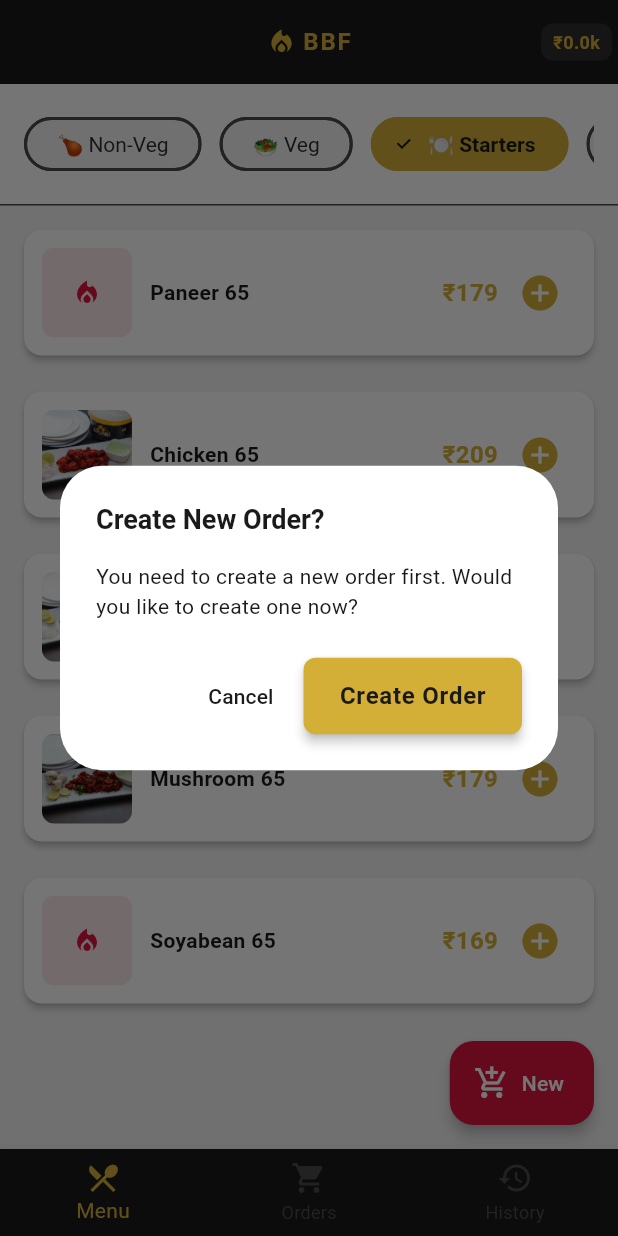
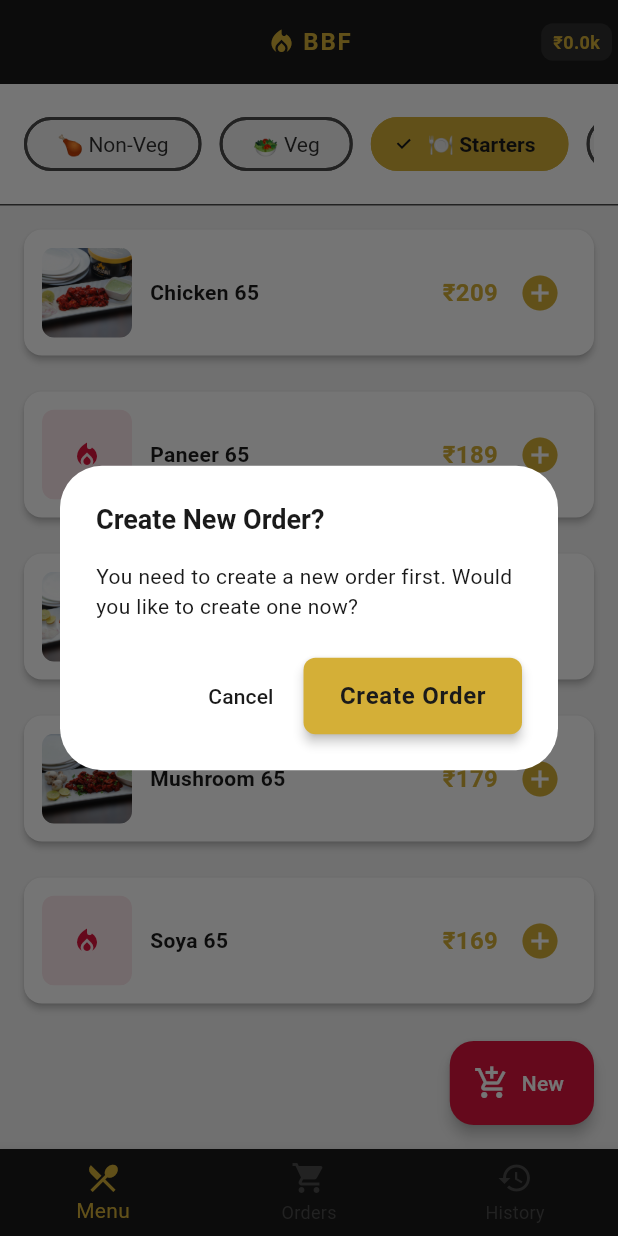
Before and after one commit to RGTechPro/fyro_invoicing, a Flutter app: the screen it shows after launch, after a tap on "🥗 Veg", after a tap on "🍽️ Starters", after a tap on the "add circle" icon, on a phone screen of 412 x 824 dp. Run offline on Flutter 3.47's test engine with Material 3 defaults, Android fonts, the phone set to English and light mode, and no system bars; our stand-ins replace flutter_riverpod, hive_flutter, pdf, printing; missing offline and left inert: dart:html, excel; accounts and stored records are empty.

Commit message:
feat: Update menu prices, add Green Chutney, and improve order item UX
Menu Price Updates (from latest menu):
Non-Veg Biryani:
- Hyderabadi Chicken: ₹299/₹498 (was ₹249/₹448)
- Hyderabadi Chicken Boneless: ₹315/₹515 (was ₹249/₹448)
- Kolkata Chicken: ₹329/₹528 (was ₹259/₹458)
- Chicken 65 Biryani: ₹305/₹505 (was ₹249/₹448)

Veg Biryani:
- Hyderabadi Paneer: ₹299/₹498 (was ₹249/₹448)
- Paneer 65 Biryani: ₹305/₹505 (was ₹249/₹448)
- Mushroom 65 Biryani: ₹289/₹488 (was ₹239/₹438)
- Aloo 65 Biryani: ₹259/₹458 (was ₹209/₹408)

Starters:
- Chicken 65: ₹209 (no change)
- Paneer 65: ₹189 (was ₹179)
- Aloo 65: ₹129 (no change)
- Mushroom 65: ₹179 (no change)
- Soya 65: ₹169 (renamed from Soyabean 65)

New Item:
- Green Chutney: ₹25 added to Extras

Order Item UX Improvements:
- Redesigned order item cards for better space utilization
- Item name on single line with ellipsis for long names
- Total price displayed prominently next to item name
- Quantity controls, unit price, and delete button on second row
- Compact layout: reduces card height by ~40%
- Better visual hierarchy: name + price first, controls second
- Touch-friendly 36x36 icon buttons
- Improved readability with proper spacing

Layout Structure (NEW):
Row 1: [Item Name (truncated)] [Total Price]
Row 2: [Serving | Unit Price] [- Qty + Delete]

Benefits:
✅ Items take less vertical space
✅ More items visible without scrolling
✅ Clear visual separation between info and actions
✅ Better for split view (menu + orders)
✅ Maintains touch-friendly tap targets
✅ Professional POS-style layout

Technical:
- Zero compilation errors
- Successful production build (28.0s)
- All prices match official menu screenshot
- Responsive at all breakpoints

```diff
--- a/lib/data/menu_data.dart
+++ b/lib/data/menu_data.dart
@@ -5,107 +5,97 @@ class MenuData {
     // Non-Veg Items
     MenuItem(
       id: 'nv_hyderabadi_chicken',
-      name: 'Hyderabadi Chicken Dum Biryani with raita',
+      name: 'Hyderabadi Chicken Dum Biryani',
       category: MenuCategory.nonVeg,
       prices: {
-        'serves1': 249.0,
-        'serves2': 448.0,
+        'serves1': 299.0,
+        'serves2': 498.0,
       },
       description:
           'Aromatic Hyderabadi style chicken dum biryani served with cooling raita',
       imagePath: 'images/Hyderbadi chicken dum biryani.jpg',
     ),
     MenuItem(
-      id: 'nv_kolkata_chicken',
-      name: 'Kolkata Chicken Dum Biryani with raita',
+      id: 'nv_boneless_hyderabadi',
+      name: 'Hyderabadi Chicken Dum Biryani (Boneless)',
       category: MenuCategory.nonVeg,
       prices: {
-        'serves1': 259.0,
-        'serves2': 458.0,
+        'serves1': 315.0,
+        'serves2': 515.0,
+      },
+      description: 'Boneless chicken Hyderabadi dum biryani with raita',
+      imagePath: 'images/Boneless Hyderabadi chicken dum biryani.jpg',
+    ),
+    MenuItem(
+      id: 'nv_kolkata_chicken',
+      name: 'Kolkata Chicken Dum Biryani',
+      category: MenuCategory.nonVeg,
+      prices: {
+        'serves1': 329.0,
+        'serves2': 528.0,
       },
       description: 'Traditional Kolkata style chicken dum biryani with raita',
       imagePath: 'images/Kolkata chicken dum biryani.jpg',
     ),
     MenuItem(
       id: 'nv_chicken_65_biryani',
-      name: 'Chicken 65 Biryani with raita',
+      name: 'Chicken 65 Biryani',
       category: MenuCategory.nonVeg,
       prices: {
-        'serves1': 249.0,
-        'serves2': 448.0,
+        'serves1': 305.0,
+        'serves2': 505.0,
       },
       description: 'Spicy chicken 65 biryani served with raita',
       imagePath: 'images/chicken 65 biryani.jpg',
     ),
-    MenuItem(
-      id: 'nv_boneless_hyderabadi',
-      name: 'Boneless Hyderabadi Chicken Dum Biryani with raita',
-      category: MenuCategory.nonVeg,
-      prices: {
-        'serves1': 249.0,
-        'serves2': 448.0,
-      },
-      description: 'Boneless chicken Hyderabadi dum biryani with raita',
-      imagePath: 'images/Boneless Hyderabadi chicken dum biryani.jpg',
-    ),
 
     // Veg Items
     MenuItem(
-      id: 'v_paneer_65_biryani',
-      name: 'Paneer 65 Biryani with raita',
+      id: 'v_hyderabadi_paneer',
+      name: 'Hyderabadi Paneer Dum Biryani',
       category: MenuCategory.veg,
       prices: {
-        'serves1': 249.0,
-        'serves2': 448.0,
+        'serves1': 299.0,
+        'serves2': 498.0,
+      },
+      description: 'Hyderabadi style paneer dum biryani with raita',
+      imagePath: 'images/Hyderbadi paneer dum biryani.jpg',
+    ),
+    MenuItem(
+      id: 'v_paneer_65_biryani',
+      name: 'Paneer 65 Biryani',
+      category: MenuCategory.veg,
+      prices: {
+        'serves1': 305.0,
+        'serves2': 505.0,
       },
       description: 'Delicious paneer 65 biryani with raita',
       imagePath: 'images/paneer 65 biryani.jpg',
     ),
     MenuItem(
-      id: 'v_hyderabadi_paneer',
-      name: 'Hyderabadi Paneer Dum Biryani with raita',
+      id: 'v_mushroom_65_biryani',
+      name: 'Mushroom 65 Biryani',
       category: MenuCategory.veg,
       prices: {
-        'serves1': 249.0,
-        'serves2': 448.0,
-      },
-      description: 'Hyderabadi style paneer dum biryani with raita',
-      imagePath: 'images/Hyderbadi paneer dum biryani.jpg',
-    ),
-    MenuItem(
-      id: 'v_mushroom_65_biryani',
-      name: 'Mushroom 65 Biryani with raita',
-      category: MenuCategory.veg,
-      prices: {
-        'serves1': 239.0,
-        'serves2': 438.0,
+        'serves1': 289.0,
+        'serves2': 488.0,
       },
       description: 'Tasty mushroom 65 biryani with raita',
       imagePath: 'images/mushroom 65 biryani.jpg',
     ),
     MenuItem(
       id: 'v_aloo_65_biryani',
-      name: 'Aloo 65 Biryani with raita',
+      name: 'Aloo 65 Biryani',
       category: MenuCategory.veg,
       prices: {
-        'serves1': 209.0,
-        'serves2': 408.0,
+        'serves1': 259.0,
+        'serves2': 458.0,
       },
       description: 'Flavorful aloo 65 biryani with raita',
       imagePath: 'images/aloo 65 biryani.jpg',
     ),
 
     // Starters
-    MenuItem(
-      id: 's_paneer_65',
-      name: 'Paneer 65',
-      category: MenuCategory.starters,
-      prices: {
-        'single': 179.0,
-      },
-      description: 'Crispy and spicy paneer 65',
-      imagePath: 'images/paneer 65.jpg',
-    ),
     MenuItem(
       id: 's_chicken_65',
       name: 'Chicken 65',
@@ -115,6 +105,16 @@ class MenuData {
       },
       description: 'Classic spicy chicken 65',
       imagePath: 'images/chicken 65.jpg',
+    ),
+    MenuItem(
+      id: 's_paneer_65',
+      name: 'Paneer 65',
+      category: MenuCategory.starters,
+      prices: {
+        'single': 189.0,
+      },
+      description: 'Crispy and spicy paneer 65',
+      imagePath: 'images/paneer 65.jpg',
     ),
     MenuItem(
       id: 's_aloo_65',
@@ -137,13 +137,13 @@ class MenuData {
       imagePath: 'images/mushroom 65.jpg',
     ),
     MenuItem(
-      id: 's_soyabean_65',
-      name: 'Soyabean 65',
+      id: 's_soya_65',
+      name: 'Soya 65',
       category: MenuCategory.starters,
       prices: {
         'single': 169.0,
       },
-      description: 'Healthy and tasty soyabean 65',
+      description: 'Healthy and tasty soya 65',
     ),
 
     // Extras
@@ -159,12 +159,21 @@ class MenuData {
     ),
     MenuItem(
       id: 'e_extra_raita',
-      name: 'Extra Raita',
+      name: 'Raita',
       category: MenuCategory.extras,
       prices: {
         'single': 25.0,
       },
       description: 'Additional raita portion',
+    ),
+    MenuItem(
+      id: 'e_green_chutney',
+      name: 'Chutney',
+      category: MenuCategory.extras,
+      prices: {
+        'single': 25.0,
+      },
+      description: 'Fresh green chutney',
     ),
     MenuItem(
       id: 'e_onion',
--- a/lib/screens/history_screen.dart
+++ b/lib/screens/history_screen.dart
@@ -77,7 +77,8 @@ class _HistoryScreenState extends ConsumerState<HistoryScreen> {
                 style: ElevatedButton.styleFrom(
                   backgroundColor: AppTheme.secondaryGold,
                   foregroundColor: AppTheme.primaryBlack,
-                  padding: const EdgeInsets.symmetric(horizontal: 16, vertical: 12),
+                  padding:
+                      const EdgeInsets.symmetric(horizontal: 16, vertical: 12),
                 ),
               ),
 
@@ -788,7 +789,8 @@ class _HistoryScreenState extends ConsumerState<HistoryScreen> {
         if (mounted) {
           ScaffoldMessenger.of(context).showSnackBar(
             SnackBar(
-              content: Text('Exported ${ordersToExport.length} orders to Excel'),
+              content:
+                  Text('Exported ${ordersToExport.length} orders to Excel'),
               backgroundColor: Colors.green,
             ),
           );
```
Also changed, not shown: lib/screens/orders_screen.dart (+64 -36 lines), lib/services/excel_export_service.dart (+36 -21 lines), 2 other files.
